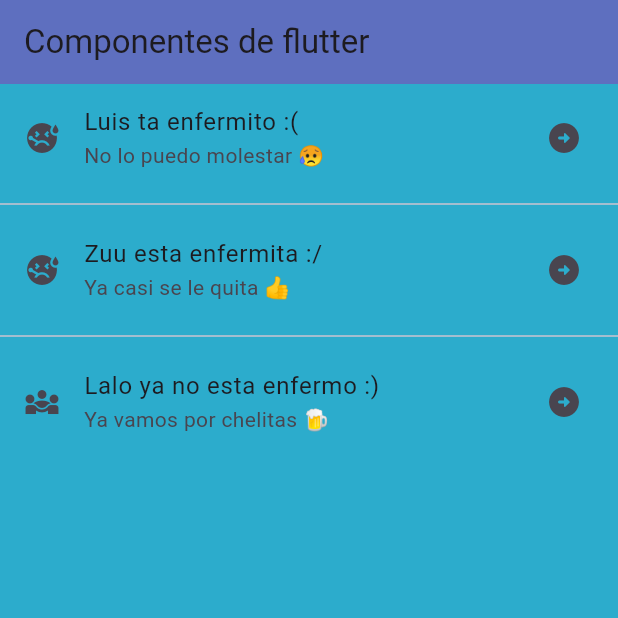
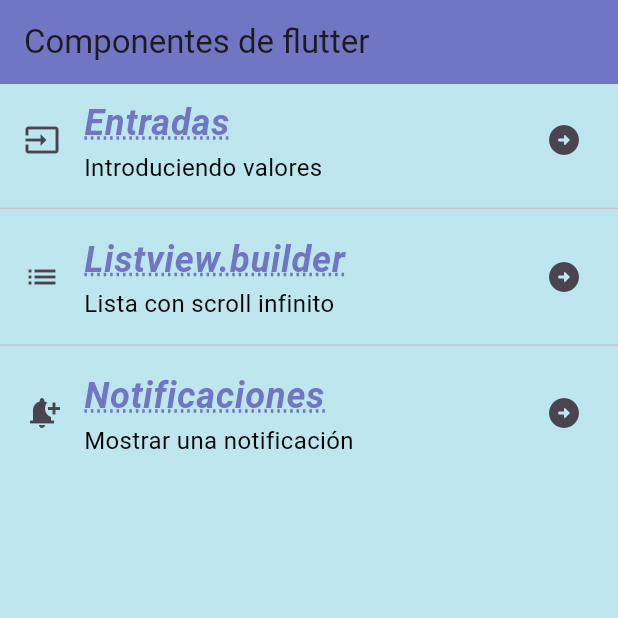
Before and after one commit to MGabriela29/FlutterComponents, a Flutter app: the screen it shows after launch, on a phone screen of 412 x 824 dp, the top half of it. Run offline on Flutter 3.47's test engine with Material 3 defaults, Android fonts, the phone set to English and light mode, and no system bars; our stand-ins replace google_fonts; Roboto replaces fonts that are missing (Gabriela).

Commit message:
06 Adding GoogleFonts and TextTheme

```diff
--- a/lib/screens/home_screen.dart
+++ b/lib/screens/home_screen.dart
@@ -1,4 +1,5 @@
 import 'package:flutter/material.dart';
+import 'package:practica3/theme/app_theme.dart';
 
 class HomeScreen extends StatelessWidget {
   const HomeScreen({super.key});
@@ -10,26 +11,32 @@ class HomeScreen extends StatelessWidget {
         title: const Text('Componentes de flutter'),
       ),
       body:  ListView(
-        children: const <Widget> [
+        children:  <Widget> [
           ListTile(
-            title: Text('Luis ta enfermito :('),
-            subtitle: Text('No lo puedo molestar 😥'),
-            leading:  Icon(Icons.sick),
-            trailing: Icon(Icons.arrow_circle_right_rounded),
+            title: Text('Entradas',
+            style: AppTheme.lightTheme.textTheme.headlineLarge,),
+            subtitle: Text('Introduciendo valores',
+             style: AppTheme.lightTheme.textTheme.bodySmall,),
+            leading:const  Icon(Icons.input),
+            trailing:const Icon(Icons.arrow_circle_right_rounded),
           ),
-          Divider(),
+          const Divider(),
+           ListTile(
+            title: Text('Listview.builder',
+            style: AppTheme.lightTheme.textTheme.headlineLarge,),
+            subtitle: Text('Lista con scroll infinito',
+            style: AppTheme.lightTheme.textTheme.bodySmall,),
+            leading:const  Icon(Icons.list),
+            trailing:const Icon(Icons.arrow_circle_right_rounded),
+          ),
+          const Divider(),
           ListTile(
-            title: Text('Zuu esta enfermita :/'),
-            subtitle: Text('Ya casi se le quita 👍'),
-            leading:  Icon(Icons.sick),
-            trailing: Icon(Icons.arrow_circle_right_rounded),
-          ),
-          Divider(),
-          ListTile(
-            title: Text('Lalo ya no esta enfermo :)'),
-            subtitle: Text('Ya vamos por chelitas 🍺'),
-            leading:  Icon(Icons.diversity_3_outlined),
-            trailing: Icon(Icons.arrow_circle_right_rounded),
+            title: Text('Notificaciones',
+            style: AppTheme.lightTheme.textTheme.headlineLarge,),
+            subtitle: Text('Mostrar una notificación',
+            style: AppTheme.lightTheme.textTheme.bodySmall,),
+            leading:const  Icon(Icons.notification_add),
+            trailing:const Icon(Icons.arrow_circle_right_rounded),
           ),
         ],
       ),
--- a/lib/theme/app_theme.dart
+++ b/lib/theme/app_theme.dart
@@ -1,16 +1,37 @@
 //Definción de los temas de estilo de la app
 import 'package:flutter/material.dart';
+import 'package:google_fonts/google_fonts.dart';
 
 class AppTheme{
 //constante de color primario
 static const primaryColor = Color.fromARGB(223, 101, 102, 189);
 //constante de color de fondo
 static const backColor = Color.fromARGB(218, 253, 242, 193);
+// color de texto
+static const secondaryColor = Colors.black;
 //constante de tema
 static final ThemeData lightTheme = ThemeData.light().copyWith(
-   scaffoldBackgroundColor: const Color.fromARGB(255, 44, 172, 204),
-        primaryColor: const  Color.fromARGB(255, 247, 222, 3),
-        appBarTheme: const AppBarTheme(color: primaryColor,)
+   scaffoldBackgroundColor: Color.fromARGB(78, 44, 172, 204),
+        primaryColor: Color.fromARGB(255, 158, 3, 247),
+        appBarTheme: const AppBarTheme(color: primaryColor,),
+        textTheme: TextTheme(
+          //titulos muy grandres
+          headlineLarge: GoogleFonts.gabriela(
+            color: primaryColor,
+            fontSize: 24,
+            fontWeight: FontWeight.bold,
+            fontStyle: FontStyle.italic,
+            decoration: TextDecoration.underline,
+            decorationColor: primaryColor,
+            decorationStyle: TextDecorationStyle.dotted,
+            decorationThickness: 2.0,
+            //decoration: TextDecoration.lineThrough/tacha el texto
+          ),
+          bodySmall: GoogleFonts.averiaSerifLibre(
+            color: secondaryColor,
+            fontSize: 16,
+          )
+        )
 );
 static final ThemeData darkTheme = ThemeData.dark().copyWith();
 
--- a/pubspec.yaml
+++ b/pubspec.yaml
@@ -9,11 +9,12 @@ environment:
 dependencies:
   flutter:
     sdk: flutter
+  google_fonts: ^6.1.0
 
 dev_dependencies:
   flutter_test:
     sdk: flutter
-  flutter_lints: ^2.0.0
+  flutter_lints: ^3.0.1
 
 flutter:
   uses-material-design: true
```
Also changed, not shown: pubspec.lock.
